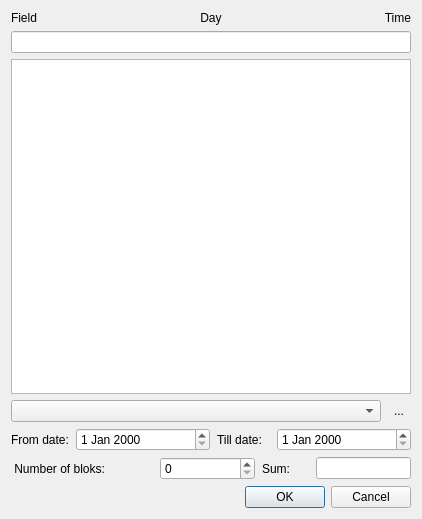
Qt form bookingdialog.ui (lamouski/TCN) before a commit.
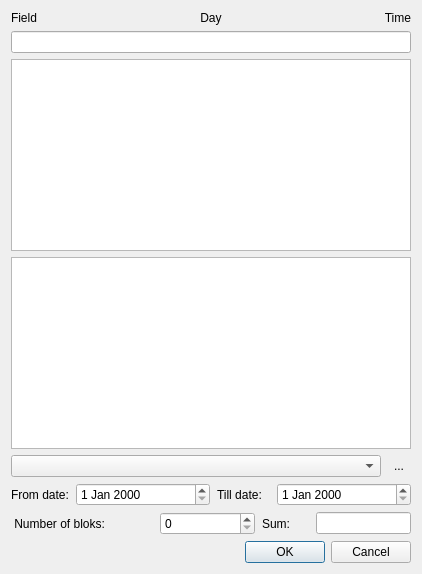
The same form after that commit.

Commit message: block booking insertion is added booked blocks list is added in booking dialog

```diff
--- a/bookingdialog.ui
+++ b/bookingdialog.ui
@@ -7,7 +7,7 @@
     <x>0</x>
     <y>0</y>
     <width>422</width>
-    <height>519</height>
+    <height>574</height>
    </rect>
   </property>
   <property name="windowTitle">
@@ -17,13 +17,7 @@
    <property name="topMargin">
     <number>11</number>
    </property>
-   <item row="2" column="0" colspan="2">
-    <widget class="QLineEdit" name="m_line_edit_name"/>
-   </item>
-   <item row="3" column="0" colspan="2">
-    <widget class="QListView" name="m_list_view_members"/>
-   </item>
-   <item row="5" column="0" colspan="2">
+   <item row="6" column="0" colspan="2">
     <widget class="QWidget" name="m_abo_date_widget" native="true">
      <property name="enabled">
       <bool>true</bool>
@@ -131,26 +125,7 @@
      </layout>
     </widget>
    </item>
-   <item row="4" column="0">
-    <widget class="QComboBox" name="m_combo_price"/>
-   </item>
-   <item row="4" column="1">
-    <widget class="QToolButton" name="m_mode_tool_button">
-     <property name="text">
-      <string>...</string>
-     </property>
-     <property name="popupMode">
-      <enum>QToolButton::InstantPopup</enum>
-     </property>
-     <property name="toolButtonStyle">
-      <enum>Qt::ToolButtonTextOnly</enum>
-     </property>
-     <property name="autoRaise">
-      <bool>true</bool>
-     </property>
-    </widget>
-   </item>
-   <item row="6" column="0" colspan="2">
+   <item row="7" column="0" colspan="2">
     <widget class="QWidget" name="m_block_date_widget" native="true">
      <property name="enabled">
       <bool>true</bool>
@@ -201,7 +176,16 @@
      </layout>
     </widget>
    </item>
-   <item row="7" column="0" colspan="2">
+   <item row="3" column="0" colspan="2">
+    <widget class="QListView" name="m_list_view_members"/>
+   </item>
+   <item row="2" column="0" colspan="2">
+    <widget class="QLineEdit" name="m_line_edit_name"/>
+   </item>
+   <item row="5" column="0">
+    <widget class="QComboBox" name="m_combo_price"/>
+   </item>
+   <item row="8" column="0" colspan="2">
     <widget class="QDialogButtonBox" name="buttonBox">
      <property name="orientation">
       <enum>Qt::Horizontal</enum>
@@ -211,6 +195,25 @@
      </property>
     </widget>
    </item>
+   <item row="5" column="1">
+    <widget class="QToolButton" name="m_mode_tool_button">
+     <property name="text">
+      <string>...</string>
+     </property>
+     <property name="popupMode">
+      <enum>QToolButton::InstantPopup</enum>
+     </property>
+     <property name="toolButtonStyle">
+      <enum>Qt::ToolButtonTextOnly</enum>
+     </property>
+     <property name="autoRaise">
+      <bool>true</bool>
+     </property>
+    </widget>
+   </item>
+   <item row="4" column="0" colspan="2">
+    <widget class="QListView" name="m_list_view_blocks"/>
+   </item>
   </layout>
  </widget>
  <resources/>
```
The commit also changes 4 other files.
